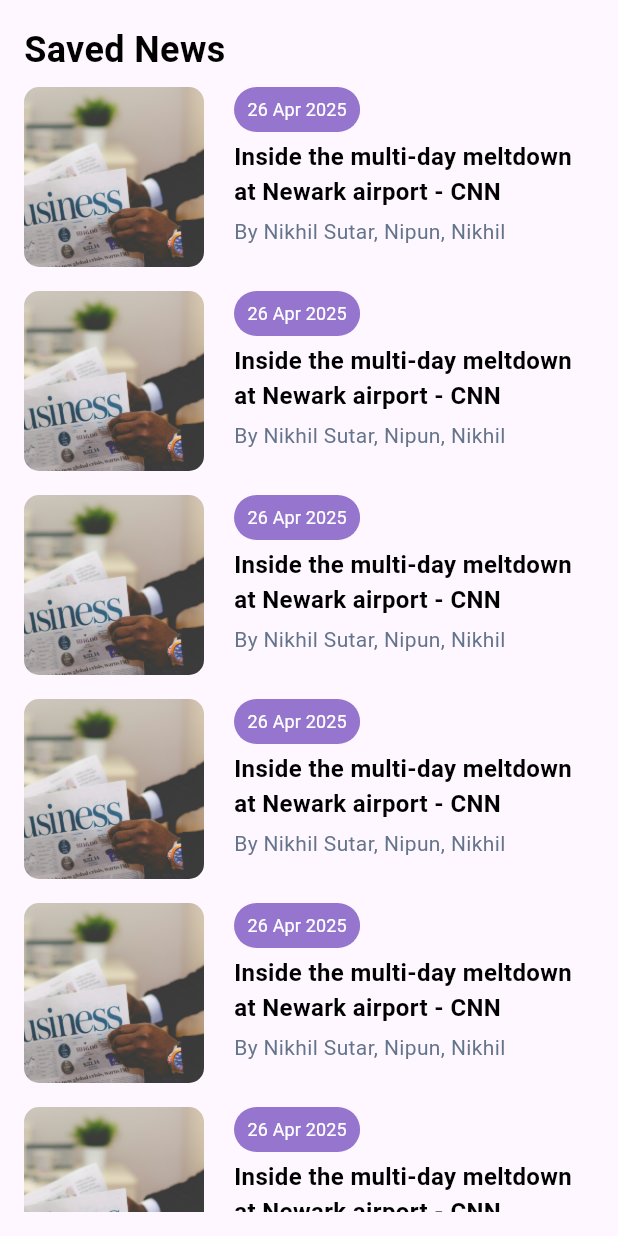
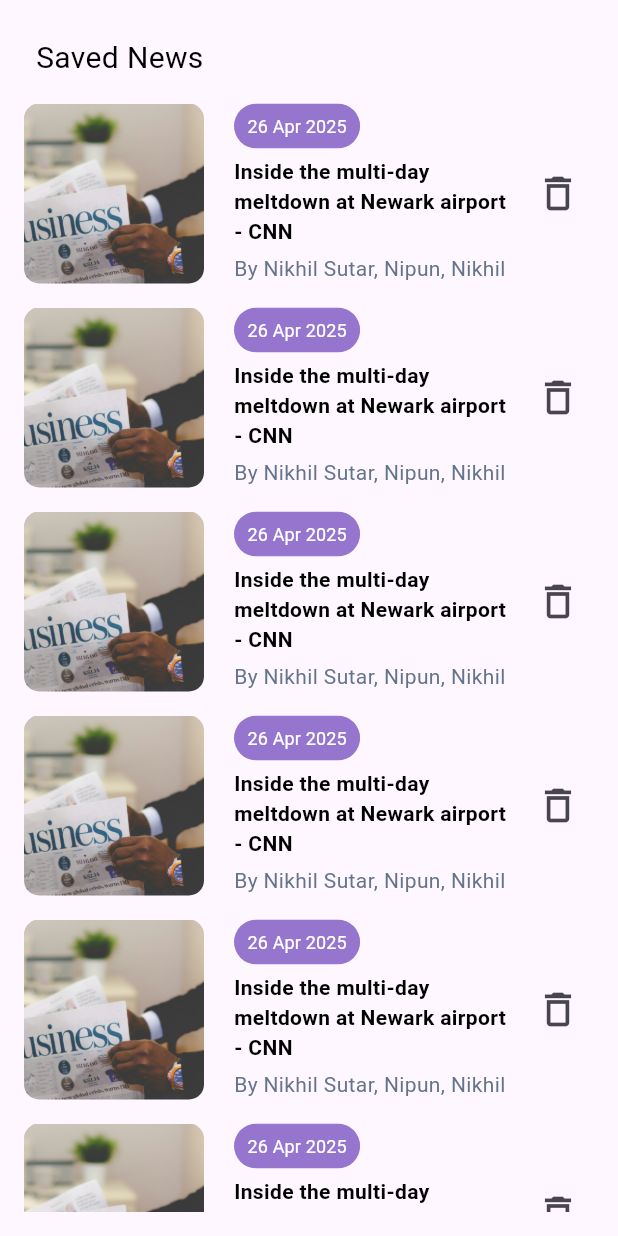
Before and after one commit to nikhilsutar123/NewsAppFlutter, a Flutter app: the SavedNewsList screen opened directly, on a phone screen of 412 x 824 dp. Run offline on Flutter 3.47's test engine with Material 3 defaults, Android fonts, the phone set to English and light mode, and no system bars; our stand-ins replace bloc, dio, equatable, flutter_bloc, flutter_svg, hive and 3 more; missing offline and left inert: dart:ffi; accounts and stored records are empty; network calls fail.

Commit message:
add ui changes to news list and add Hive library

```diff
--- a/lib/main.dart
+++ b/lib/main.dart
@@ -1,5 +1,7 @@
 import 'package:flutter/material.dart';
 import 'package:flutter_bloc/flutter_bloc.dart';
+import 'package:hive/hive.dart';
+import 'package:hive_flutter/hive_flutter.dart';
 import 'package:news_app/bloc/bottom_navigation_bloc/bottom_navigation_bloc.dart';
 import 'package:news_app/bloc/headlines_bloc/headlines_bloc.dart';
 import 'package:news_app/res/constant.dart';
@@ -9,8 +11,9 @@ import 'package:news_app/view/headlines_screen/headlines_homescreen.dart';
 import 'package:news_app/view/saved_news/saved_news.dart';
 import 'package:news_app/view/saved_news/saved_news_list.dart';
 
-void main() {
+void main() async{
   runApp(const MyApp());
+  await Hive.initFlutter();
 }
 
 class MyApp extends StatelessWidget {
--- a/lib/res/constant.dart
+++ b/lib/res/constant.dart
@@ -21,4 +21,7 @@ class Constant {
   static const placeholder = "lib/asset/image/placeholder.png";
   static const homescreenIcon = "lib/asset/image/home.svg";
   static const savedNewsIcon = "lib/asset/image/saved.svg";
+
+  /// database name
+  static const newsDatabase = "newsBox";
 }
--- a/lib/view/headlines_screen/headlines_homescreen.dart
+++ b/lib/view/headlines_screen/headlines_homescreen.dart
@@ -53,11 +53,6 @@ class _HeadlinesHomescreenState extends State<HeadlinesHomescreen> {
                           "Top Headlines",
                           style: textThemeBlack(20),
                         ),
-                        // Text(
-                        //   "Show more",
-                        //   style: textThemeBlack(20),
-                        //
-                        // ),
                       ],
                     ),
                   ),
--- a/lib/view/saved_news/saved_news.dart
+++ b/lib/view/saved_news/saved_news.dart
@@ -1,11 +1,13 @@
 import 'package:flutter/material.dart';
 import 'package:news_app/theme/app_theme.dart';
+import 'package:news_app/util/app_functions.dart';
 
 import '../../res/colors.dart';
 import '../../res/constant.dart';
 
 class SavedNews extends StatefulWidget {
-  const SavedNews({super.key});
+  const SavedNews({super.key, required this.index});
+  final int index;
 
   @override
   State<SavedNews> createState() => _SavedNewsState();
@@ -20,7 +22,7 @@ class _SavedNewsState extends State<SavedNews> {
         InkWell(
           onTap: () {},
           child: Row(
-            crossAxisAlignment: CrossAxisAlignment.start,
+            crossAxisAlignment: CrossAxisAlignment.center,
             mainAxisSize: MainAxisSize.min,
             children: [
               SizedBox(
@@ -45,6 +47,8 @@ class _SavedNewsState extends State<SavedNews> {
                       label: Text(
                         "26 Apr 2025",
                         style: textThemeWhite(12),
+                        softWrap: true,
+                        overflow: TextOverflow.ellipsis,
                       ),
                       padding: const EdgeInsets.all(0),
                       backgroundColor: Colors.deepPurple.shade300,
@@ -59,9 +63,9 @@ class _SavedNewsState extends State<SavedNews> {
                     ),
                     Text(
                       "Inside the multi-day meltdown at Newark airport - CNN",
-                      style: textThemeBlackBold(16),
+                      style: textThemeBlackBold(14),
                       softWrap: true,
-                      maxLines: 2,
+                      maxLines: 3,
                     ),
                     const SizedBox(
                       height: 5,
@@ -75,6 +79,13 @@ class _SavedNewsState extends State<SavedNews> {
                   ],
                 ),
               ),
+              const SizedBox(
+                width: 10,
+              ),
+              IconButton(
+                  onPressed: () {
+                    logConsole("deleted ${widget.index}");
+                  }, icon: const Icon(Icons.delete_outline,size: 30,))
             ],
           ),
         ),
--- a/lib/view/saved_news/saved_news_list.dart
+++ b/lib/view/saved_news/saved_news_list.dart
@@ -22,17 +22,20 @@ class _SavedNewsListState extends State<SavedNewsList> {
           crossAxisAlignment: CrossAxisAlignment.start,
           mainAxisSize: MainAxisSize.max,
           children: [
-            Text(
-              "Saved News",
-              style: textThemeBlackBold(24),
+            Padding(
+              padding: const EdgeInsets.all(8.0),
+              child: Text(
+                "Saved News",
+                style: textThemeBlack(20),
+              ),
             ),
             Expanded(
               child: ListView.builder(
                 itemCount: 10,
                   itemBuilder: (context,index){
-                  return const Padding(
-                    padding: EdgeInsets.symmetric(vertical: 8.0),
-                    child: SavedNews(),
+                  return  Padding(
+                    padding: const EdgeInsets.symmetric(vertical: 8.0),
+                    child: SavedNews(index: index),
                   );
                   }),
             )
--- a/pubspec.yaml
+++ b/pubspec.yaml
@@ -42,6 +42,8 @@ dependencies:
   intl: ^0.20.2
   flutter_svg: ^2.1.0
   infinite_scroll_pagination: ^5.0.0
+  hive: ^2.2.3
+  hive_flutter: ^1.1.0
 
 dev_dependencies:
   flutter_test:
```
Also changed, not shown: lib/data/saved_news_model.dart (added, +18 -0 lines), lib/service/hive_service.dart (added, +29 -0 lines), lib/view/bottom_navigation/bottom_navigation.dart (+14 -5 lines), lib/view/headlines_screen/headline_news_single_item.dart (+29 -10 lines), pubspec.lock, 3 other files.
